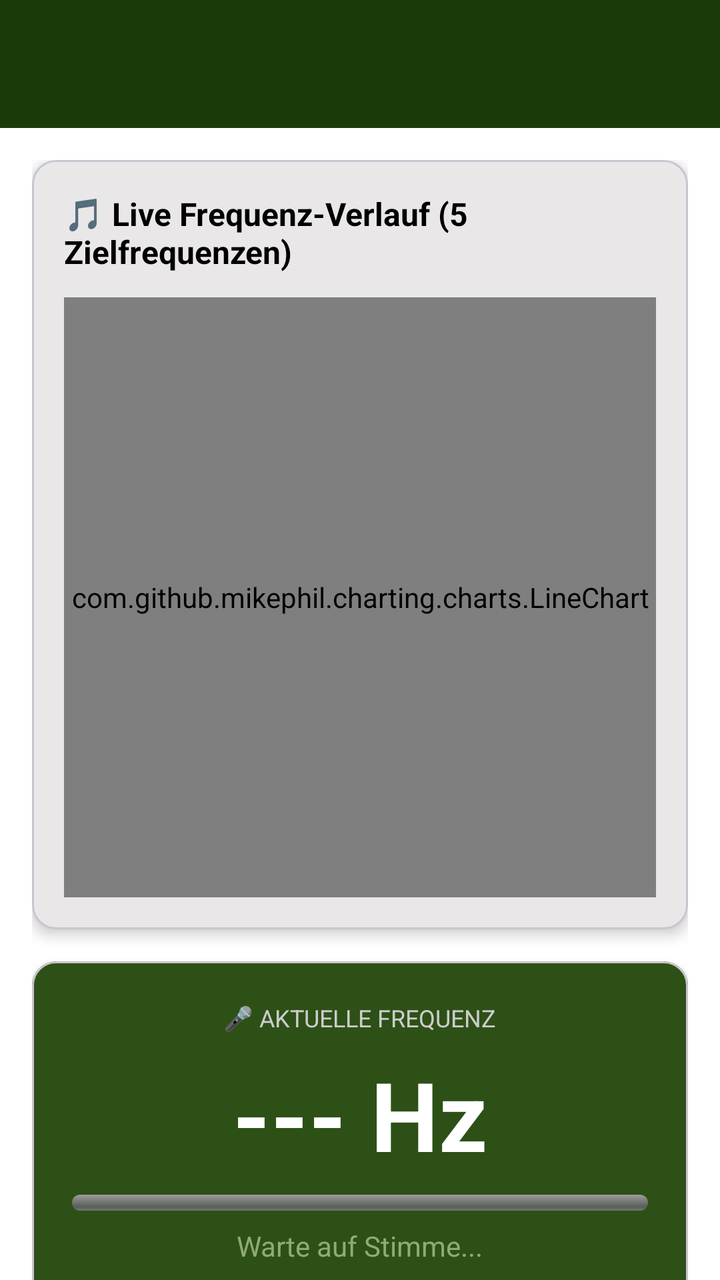
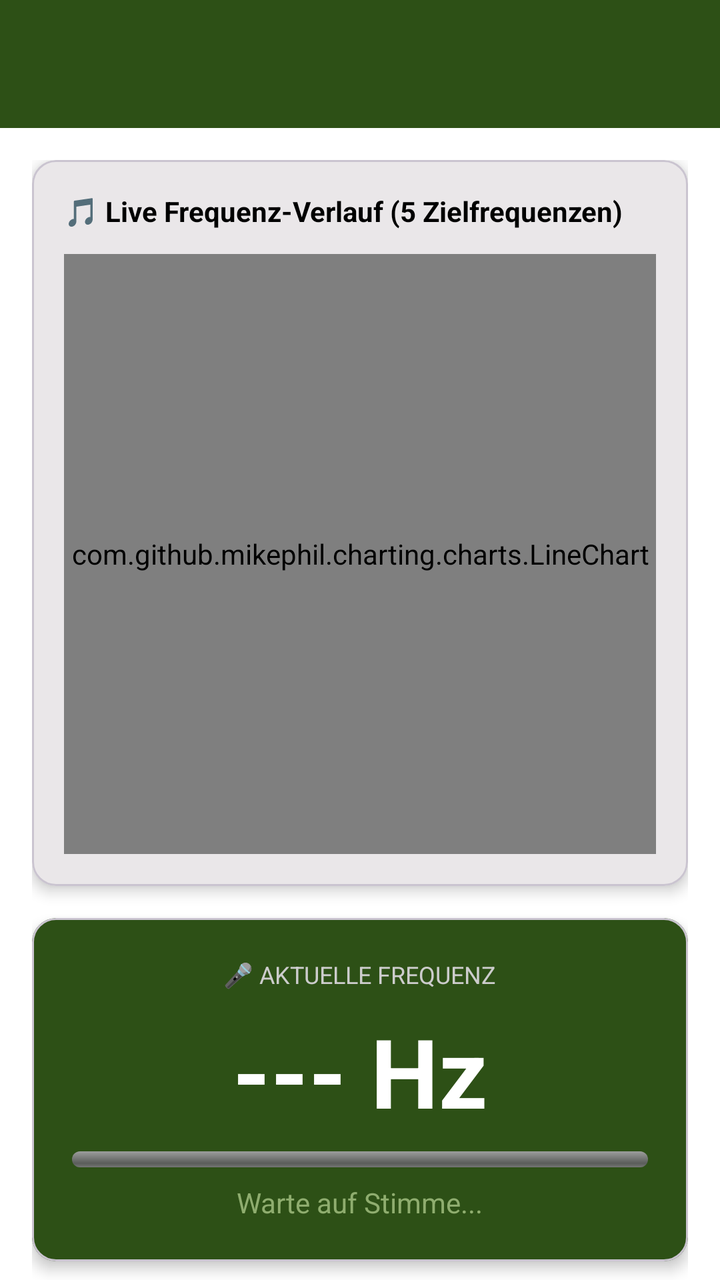

Two renders of the same Android screen: before a commit and after it. Below are the layout's source before the change and the commit's diff.
<!-- AndroidManifest.xml: activity theme Theme.HundeWildnis -->
<!-- res/layout/activity_communication.xml -->
<?xml version="1.0" encoding="utf-8"?>
<androidx.coordinatorlayout.widget.CoordinatorLayout
    xmlns:android="http://schemas.android.com/apk/res/android"
    xmlns:app="http://schemas.android.com/apk/res-auto"
    android:layout_width="match_parent"
    android:layout_height="match_parent"
    android:fitsSystemWindows="false">

    
    <com.google.android.material.appbar.AppBarLayout
        android:layout_width="match_parent"
        android:layout_height="wrap_content"
        android:fitsSystemWindows="true">

        <androidx.appcompat.widget.Toolbar
            android:id="@+id/toolbar"
            android:layout_width="match_parent"
            android:layout_height="?attr/actionBarSize"
            android:background="#1B3A0A"
            app:titleTextColor="#FFFFFF" />
    </com.google.android.material.appbar.AppBarLayout>

    
    <androidx.core.widget.NestedScrollView
        android:id="@+id/nestedScrollView"
        android:layout_width="match_parent"
        android:layout_height="match_parent"
        app:layout_behavior="@string/appbar_scrolling_view_behavior"
        android:fillViewport="true">

        <LinearLayout
            android:layout_width="match_parent"
            android:layout_height="wrap_content"
            android:orientation="vertical"
            android:padding="16dp">

            
            
            
            <com.google.android.material.card.MaterialCardView
                android:layout_width="match_parent"
                android:layout_height="wrap_content"
                app:cardCornerRadius="12dp"
                app:cardElevation="4dp"
                android:layout_marginBottom="16dp">

                <LinearLayout
                    android:layout_width="match_parent"
                    android:layout_height="wrap_content"
                    android:orientation="vertical"
                    android:padding="16dp">

                    <TextView
                        android:id="@+id/tvChartTitle"
                        android:layout_width="wrap_content"
                        android:layout_height="wrap_content"
                        android:text="🎵 Live Frequenz-Verlauf (5 Zielfrequenzen)"
                        android:textSize="16sp"
                        android:textStyle="bold"
                        android:textColor="?android:attr/textColorPrimary"
                        android:layout_marginBottom="12dp" />

                    
                    <com.github.mikephil.charting.charts.LineChart
                        android:id="@+id/frequencyChart"
                        android:layout_width="match_parent"
                        android:layout_height="300dp" />

                </LinearLayout>
            </com.google.android.material.card.MaterialCardView>

            
            
            
            <com.google.android.material.card.MaterialCardView
                android:layout_width="match_parent"
                android:layout_height="wrap_content"
                app:cardCornerRadius="12dp"
                app:cardElevation="4dp"
                app:cardBackgroundColor="#2d5016"
                android:layout_marginBottom="16dp">

                <LinearLayout
                    android:layout_width="match_parent"
                    android:layout_height="wrap_content"
                    android:orientation="vertical"
                    android:padding="20dp"
                    android:gravity="center">

                    <TextView
                        android:layout_width="wrap_content"
                        android:layout_height="wrap_content"
                        android:text="🎤 AKTUELLE FREQUENZ"
                        android:textSize="12sp"
                        android:textColor="#CCCCCC"
                        android:layout_marginBottom="8dp" />

                    <TextView
                        android:id="@+id/tvCurrentFrequency"
                        android:layout_width="wrap_content"
                        android:layout_height="wrap_content"
                        android:text="--- Hz"
                        android:textSize="48sp"
                        android:textStyle="bold"
                        android:textColor="#FFFFFF"
                        android:layout_marginBottom="8dp" />

                    <ProgressBar
                        android:id="@+id/progressFrequency"
                        android:layout_width="match_parent"
                        android:layout_height="8dp"
                        style="@android:style/Widget.ProgressBar.Horizontal"
                        android:max="100"
                        android:progress="0"
                        android:layout_marginBottom="8dp" />

                    <TextView
                        android:id="@+id/tvFrequencyStatus"
                        android:layout_width="wrap_content"
                        android:layout_height="wrap_content"
                        android:text="Warte auf Stimme..."
                        android:textSize="14sp"
                        android:textColor="#8fad6f" />

                </LinearLayout>
            </com.google.android.material.card.MaterialCardView>

            
            
            
            <com.google.android.material.card.MaterialCardView
                android:layout_width="match_parent"
                android:layout_height="wrap_content"
                app:cardCornerRadius="12dp"
                app:cardElevation="4dp"
                android:layout_marginBottom="16dp">

                <LinearLayout
                    android:layout_width="match_parent"
                    android:layout_height="wrap_content"
                    android:orientation="vertical"
                    android:padding="16dp">

                    <TextView
                        android:layout_width="wrap_content"
                        android:layout_height="wrap_content"
                        android:text="⚙️ Trainingsmodus"
                        android:textSize="14sp"
                        android:textStyle="bold"
                        android:textColor="?android:attr/textColorPrimary"
                        android:layout_marginBottom="12dp" />

                    <RadioGroup
                        android:id="@+id/radioGroupMode"
                        android:layout_width="match_parent"
                        android:layout_height="wrap_content"
                        android:orientation="vertical">

                        <RadioButton
                            android:id="@+id/radioModeFree"
                            android:layout_width="wrap_content"
                            android:layout_height="wrap_content"
                            android:text="🌈 Freies Training (Alle 5 Frequenzen)"
                            android:checked="true" />

                        <RadioButton
                            android:id="@+id/radioModeFocus"
                            android:layout_width="wrap_content"
                            android:layout_height="wrap_content"
                            android:text="🎯 Fokus-Training (Eine Frequenz)" />

                    </RadioGroup>

                    
                    <LinearLayout
                        android:id="@+id/layoutFocusFrequency"
                        android:layout_width="match_parent"
                        android:layout_height="wrap_content"
                        android:orientation="vertical"
                        android:layout_marginTop="12dp"
                        android:visibility="gone">

                        <TextView
                            android:layout_width="wrap_content"
                            android:layout_height="wrap_content"
                            android:text="Wähle Zielfrequenz:"
                            android:textSize="12sp"
                            android:textColor="?android:attr/textColorSecondary"
                            android:layout_marginBottom="8dp" />

                        <RadioGroup
                            android:id="@+id/radioGroupFocusFrequency"
                            android:layout_width="match_parent"
                            android:layout_height="wrap_content"
                            android:orientation="vertical">

                            <RadioButton
                                android:id="@+id/radioFreq108"
                                android:layout_width="wrap_content"
                                android:layout_height="wrap_content"
                                android:text="108 Hz - Tiefenentspannung (Ruhe &amp; Erdung)"
                                android:checked="true" />

                            <RadioButton
                                android:id="@+id/radioFreq216"
                                android:layout_width="wrap_content"
                                android:layout_height="wrap_content"
                                android:text="216 Hz - Beruhigung (Entspannung &amp; Vertrauen)" />

                            <RadioButton
                                android:id="@+id/radioFreq324"
                                android:layout_width="wrap_content"
                                android:layout_height="wrap_content"
                                android:text="324 Hz - Aufmerksamkeit (Fokus &amp; Konzentration)" />

                            <RadioButton
                                android:id="@+id/radioFreq432"
                                android:layout_width="wrap_content"
                                android:layout_height="wrap_content"
                                android:text="432 Hz - Harmonie (Balance und Verbindung)" />

                            <RadioButton
                                android:id="@+id/radioFreq648"
                                android:layout_width="wrap_content"
                                android:layout_height="wrap_content"
                                android:text="648 Hz - Motivation (Aktivierung und Freude)" />

                        </RadioGroup>
                    </LinearLayout>

                </LinearLayout>
            </com.google.android.material.card.MaterialCardView>

            
            
            
            <com.google.android.material.card.MaterialCardView
                android:layout_width="match_parent"
                android:layout_height="wrap_content"
                app:cardCornerRadius="12dp"
                app:cardElevation="4dp"
                android:layout_marginBottom="16dp">

                <LinearLayout
                    android:layout_width="match_parent"
                    android:layout_height="wrap_content"
                    android:orientation="vertical"
                    android:padding="16dp">

                    <TextView
                        android:layout_width="wrap_content"
                        android:layout_height="wrap_content"
                        android:text="🔔 Feedback-Einstellungen"
                        android:textSize="14sp"
                        android:textStyle="bold"
                        android:textColor="?android:attr/textColorPrimary"
                        android:layout_marginBottom="12dp" />

                    <com.google.android.material.switchmaterial.SwitchMaterial
                        android:id="@+id/switchVibration"
                        android:layout_width="match_parent"
                        android:layout_height="wrap_content"
                        android:text="📳 Vibration bei Treffer"
                        android:checked="true" />

                    <com.google.android.material.switchmaterial.SwitchMaterial
                        android:id="@+id/switchSound"
                        android:layout_width="match_parent"
                        android:layout_height="wrap_content"
                        android:text="🔊 Ton bei Treffer"
                        android:checked="false" />

                </LinearLayout>
            </com.google.android.material.card.MaterialCardView>

            
            
            
            <com.google.android.material.card.MaterialCardView
                android:layout_width="match_parent"
                android:layout_height="wrap_content"
                app:cardCornerRadius="12dp"
                app:cardElevation="4dp"
                android:layout_marginBottom="16dp">

                <LinearLayout
                    android:layout_width="match_parent"
                    android:layout_height="wrap_content"
                    android:orientation="vertical"
                    android:padding="16dp">

                    <TextView
                        android:layout_width="wrap_content"
                        android:layout_height="wrap_content"
                        android:text="📊 Aktuelle Statistik"
                        android:textSize="14sp"
                        android:textStyle="bold"
                        android:textColor="?android:attr/textColorPrimary"
                        android:layout_marginBottom="12dp" />

                    <TextView
                        android:id="@+id/tvStats"
                        android:layout_width="wrap_content"
                        android:layout_height="wrap_content"
                        android:text="Starte eine Messung..."
                        android:textSize="12sp"
                        android:textColor="?android:attr/textColorSecondary"
                        android:lineSpacingExtra="4dp" />

                </LinearLayout>
            </com.google.android.material.card.MaterialCardView>

            
            
            
            <LinearLayout
                android:layout_width="match_parent"
                android:layout_height="wrap_content"
                android:orientation="horizontal"
                android:gravity="center"
                android:layout_marginBottom="16dp">

                <Button
                    android:id="@+id/btnStartStop"
                    android:layout_width="0dp"
                    android:layout_height="60dp"
                    android:layout_weight="1"
                    android:text="🎤 Messung starten"
                    android:textSize="16sp"
                    android:textStyle="bold"
                    android:backgroundTint="#2d5016"
                    android:textColor="#FFFFFF" />

            </LinearLayout>

            
            
            
            <LinearLayout
                android:layout_width="match_parent"
                android:layout_height="wrap_content"
                android:orientation="horizontal"
                android:layout_marginBottom="16dp">

                <Button
                    android:id="@+id/btnExport"
                    android:layout_width="0dp"
                    android:layout_height="wrap_content"
                    android:layout_weight="1"
                    android:text="📄 PDF"
                    android:backgroundTint="#4a6135"
                    android:textColor="#FFFFFF"
                    android:enabled="false"
                    android:layout_marginEnd="8dp" />

                <Button
                    android:id="@+id/btnShare"
                    android:layout_width="0dp"
                    android:layout_height="wrap_content"
                    android:layout_weight="1"
                    android:text="📤 Teilen"
                    android:backgroundTint="#5a7145"
                    android:textColor="#FFFFFF"
                    android:enabled="false" />

            </LinearLayout>

            
            
            
            <TextView
                android:layout_width="wrap_content"
                android:layout_height="wrap_content"
                android:text="📚 Bisherige Messungen"
                android:textSize="16sp"
                android:textStyle="bold"
                android:textColor="?android:attr/textColorPrimary"
                android:layout_marginBottom="12dp" />

            <androidx.recyclerview.widget.RecyclerView
                android:id="@+id/rvHistory"
                android:layout_width="match_parent"
                android:layout_height="wrap_content"
                android:nestedScrollingEnabled="false" />

        </LinearLayout>

    </androidx.core.widget.NestedScrollView>

</androidx.coordinatorlayout.widget.CoordinatorLayout>
<!-- resources referenced by this layout -->
<resources>
  <style name="Theme.HundeWildnis" parent="Base.Theme.HundeWildnis" />
  <style name="Base.Theme.HundeWildnis" parent="Theme.Material3.Light.NoActionBar">
          <item name="colorPrimary">#2d5016</item>
          <item name="colorPrimaryVariant">#1a3009</item>
          <item name="colorOnPrimary">#FFFFFF</item>
          <item name="colorSecondary">#6b8e4e</item>
          <item name="colorSecondaryVariant">#4a6135</item>
          <item name="colorOnSecondary">#000000</item>
          <item name="android:statusBarColor">?attr/colorPrimaryVariant</item>
  
          <item name="android:navigationBarColor">@android:color/transparent</item>
          <item name="android:windowLightStatusBar">true</item>
          <item name="android:windowLightNavigationBar">true</item>
          <item name="android:enforceNavigationBarContrast" tools:targetApi="q">false</item>
          <item name="android:enforceStatusBarContrast" tools:targetApi="q">false</item>
  
          
          <item name="colorAccent">#2d5016</item>
          <item name="android:textColorPrimary">#000000</item>
  
          
          <item name="materialAlertDialogTheme">@style/AlertDialogTheme</item>
  
          
          <item name="actionMenuTextColor">#FFFFFF</item>
  
          
          <item name="android:windowBackground">#FFFFFF</item>
          <item name="android:colorBackground">#FFFFFF</item>
      </style>
  <style name="AlertDialogTheme" parent="ThemeOverlay.Material3.MaterialAlertDialog">
          
          <item name="colorSurface">#FFFFFF</item>
  
          
          <item name="colorOnSurface">#000000</item>
          <item name="android:textColorPrimary">#000000</item>
  
          
          <item name="buttonBarPositiveButtonStyle">@style/DialogButtonStyle.Light</item>
          <item name="buttonBarNegativeButtonStyle">@style/DialogButtonStyle.Light</item>
          <item name="buttonBarNeutralButtonStyle">@style/DialogButtonStyle.Light</item>
      </style>
  <style name="DialogButtonStyle.Light" parent="Widget.Material3.Button.TextButton.Dialog">
          
          <item name="android:textColor">#2d5016</item>
  
          
          <item name="backgroundTint">@android:color/transparent</item>
  
          
          <item name="rippleColor">#332d5016</item>
      </style>
</resources>

<!-- the commit's change to res/layout/activity_communication.xml (unified diff, before → after) -->
@@ -1,32 +1,28 @@
 <?xml version="1.0" encoding="utf-8"?>
-<androidx.coordinatorlayout.widget.CoordinatorLayout
-    xmlns:android="http://schemas.android.com/apk/res/android"
+<androidx.coordinatorlayout.widget.CoordinatorLayout xmlns:android="http://schemas.android.com/apk/res/android"
     xmlns:app="http://schemas.android.com/apk/res-auto"
     android:layout_width="match_parent"
     android:layout_height="match_parent"
-    android:fitsSystemWindows="false">
-
-    
+    android:background="?android:attr/colorBackground">
+
     <com.google.android.material.appbar.AppBarLayout
         android:layout_width="match_parent"
-        android:layout_height="wrap_content"
-        android:fitsSystemWindows="true">
+        android:layout_height="wrap_content">
 
         <androidx.appcompat.widget.Toolbar
             android:id="@+id/toolbar"
             android:layout_width="match_parent"
             android:layout_height="?attr/actionBarSize"
-            android:background="#1B3A0A"
+            android:background="#2d5016"
             app:titleTextColor="#FFFFFF" />
+
     </com.google.android.material.appbar.AppBarLayout>
 
-    
     <androidx.core.widget.NestedScrollView
         android:id="@+id/nestedScrollView"
         android:layout_width="match_parent"
         android:layout_height="match_parent"
-        app:layout_behavior="@string/appbar_scrolling_view_behavior"
-        android:fillViewport="true">
+        app:layout_behavior="@string/appbar_scrolling_view_behavior">
 
         <LinearLayout
             android:layout_width="match_parent"
@@ -55,12 +51,11 @@
                         android:layout_width="wrap_content"
                         android:layout_height="wrap_content"
                         android:text="🎵 Live Frequenz-Verlauf (5 Zielfrequenzen)"
-                        android:textSize="16sp"
+                        android:textSize="14sp"
                         android:textStyle="bold"
                         android:textColor="?android:attr/textColorPrimary"
                         android:layout_marginBottom="12dp" />
 
-                    
                     <com.github.mikephil.charting.charts.LineChart
                         android:id="@+id/frequencyChart"
                         android:layout_width="match_parent"
@@ -95,15 +90,38 @@
                         android:textColor="#CCCCCC"
                         android:layout_marginBottom="8dp" />
 
-                    <TextView
-                        android:id="@+id/tvCurrentFrequency"
-                        android:layout_width="wrap_content"
-                        android:layout_height="wrap_content"
-                        android:text="--- Hz"
-                        android:textSize="48sp"
-                        android:textStyle="bold"
-                        android:textColor="#FFFFFF"
-                        android:layout_marginBottom="8dp" />
+                    <androidx.constraintlayout.widget.ConstraintLayout
+                        android:layout_width="wrap_content"
+                        android:layout_height="wrap_content"
+                        android:layout_marginBottom="8dp">
+
+                        <TextView
+                            android:id="@+id/tvCurrentFrequency"
+                            android:layout_width="wrap_content"
+                            android:layout_height="wrap_content"
+                            android:text="--- Hz"
+                            android:textSize="48sp"
+                            android:textStyle="bold"
+                            android:textColor="#FFFFFF"
+                            app:layout_constraintTop_toTopOf="parent"
+                            app:layout_constraintBottom_toBottomOf="parent"
+                            app:layout_constraintStart_toStartOf="parent"
+                            app:layout_constraintEnd_toEndOf="parent" />
+
+                        <TextView
+                            android:id="@+id/tvFrequencyMatch"
+                            android:layout_width="wrap_content"
+                            android:layout_height="wrap_content"
+                            android:text="🎯"
+                            android:textSize="44sp"
+                            android:alpha="0"
+                            android:scaleX="0"
+                            android:scaleY="0"
+                            app:layout_constraintTop_toTopOf="@id/tvCurrentFrequency"
+                            app:layout_constraintBottom_toBottomOf="@id/tvCurrentFrequency"
+                            app:layout_constraintStart_toEndOf="@id/tvCurrentFrequency"
+                            android:layout_marginStart="12dp" />
+                    </androidx.constraintlayout.widget.ConstraintLayout>
 
                     <ProgressBar
                         android:id="@+id/progressFrequency"
@@ -160,14 +178,14 @@
                             android:id="@+id/radioModeFree"
                             android:layout_width="wrap_content"
                             android:layout_height="wrap_content"
-                            android:text="🌈 Freies Training (Alle 5 Frequenzen)"
+                            android:text="🔆 Ganzheitliches Training"
                             android:checked="true" />
 
                         <RadioButton
                             android:id="@+id/radioModeFocus"
                             android:layout_width="wrap_content"
                             android:layout_height="wrap_content"
-                            android:text="🎯 Fokus-Training (Eine Frequenz)" />
+                            android:text="🧿 Fokus-Training" />
 
                     </RadioGroup>
 
@@ -198,32 +216,37 @@
                                 android:id="@+id/radioFreq108"
                                 android:layout_width="wrap_content"
                                 android:layout_height="wrap_content"
-                                android:text="108 Hz - Tiefenentspannung (Ruhe &amp; Erdung)"
-                                android:checked="true" />
+                                android:text="108 Hz - Tiefenentspannung - Geländetraining - Stressbewältigung"
+                                android:checked="true"
+                                android:layout_marginBottom="12dp" />
 
                             <RadioButton
                                 android:id="@+id/radioFreq216"
                                 android:layout_width="wrap_content"
                                 android:layout_height="wrap_content"
-                                android:text="216 Hz - Beruhigung (Entspannung &amp; Vertrauen)" />
+                                android:text="216 Hz - Beruhigung - Vertrauensaufbau - Leinentraining, Freifolge, Freiarbeit"
+                                android:layout_marginBottom="12dp" />
 
                             <RadioButton
                                 android:id="@+id/radioFreq324"
                                 android:layout_width="wrap_content"
                                 android:layout_height="wrap_content"
-                                android:text="324 Hz - Aufmerksamkeit (Fokus &amp; Konzentration)" />
+                                android:text="324 Hz - Konzentration - Unterbrechungstraining - AntiJagdTraining - Steh, Sitz, Platz - Suche"
+                                android:layout_marginBottom="12dp" />
 
                             <RadioButton
                                 android:id="@+id/radioFreq432"
                                 android:layout_width="wrap_content"
                                 android:layout_height="wrap_content"
-                                android:text="432 Hz - Harmonie (Balance und Verbindung)" />
+                                android:text="432 Hz - Harmonie - Alltagstraining - Zusammenführung aller Elemente"
+                                android:layout_marginBottom="12dp" />
 
                             <RadioButton
                                 android:id="@+id/radioFreq648"
                                 android:layout_width="wrap_content"
                                 android:layout_height="wrap_content"
-                                android:text="648 Hz - Motivation (Aktivierung und Freude)" />
+                                android:text="648 Hz - Motivation - Ausdauer - Heranrufen - Spiel"
+                                android:layout_marginBottom="12dp" />
 
                         </RadioGroup>
                     </LinearLayout>
